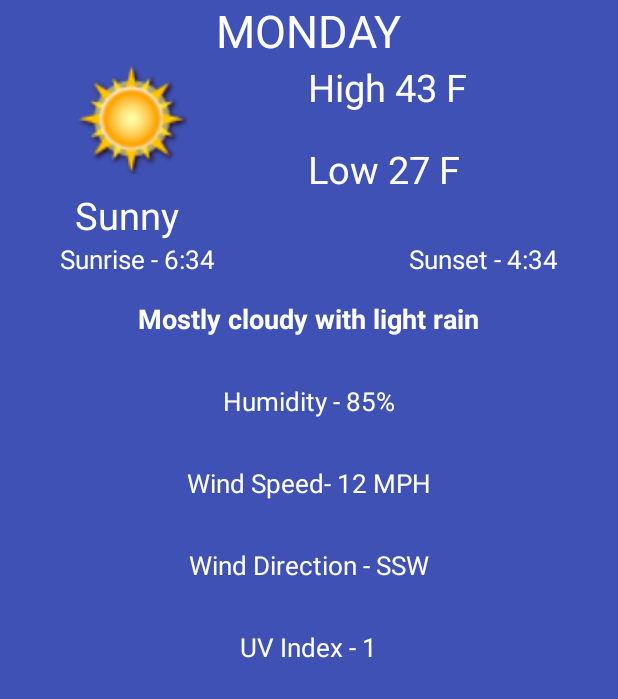
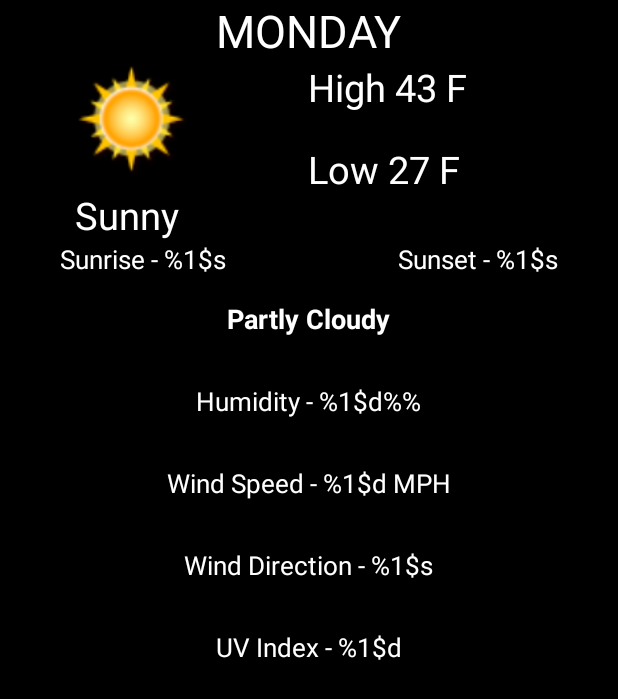
Before and after one commit to jgarcia162/AerisWeatherApp, an Android app: the layout details_fragment_layout.xml on its own in the app's theme, with its tools: preview values and no code run, on a phone screen of 412 x 824 dp. Shown: the top 699 px of the screen. Run offline under Robolectric (Android 15) with nearby library versions, the phone set to English and light mode, and no system bars.

Commit message:
editing ui

```diff
--- a/app/src/main/res/layout/details_fragment_layout.xml
+++ b/app/src/main/res/layout/details_fragment_layout.xml
@@ -1,10 +1,11 @@
 <?xml version="1.0" encoding="utf-8"?>
 <RelativeLayout xmlns:android="http://schemas.android.com/apk/res/android"
     xmlns:tools="http://schemas.android.com/tools"
+    android:id="@+id/details_fragment_layout"
     android:layout_width="match_parent"
     android:layout_height="match_parent"
     android:orientation="vertical"
-    android:background="@color/colorPrimary">
+    android:background="#000000">
 
     <TextView
         android:id="@+id/day_of_the_week_tv"
@@ -25,16 +26,16 @@
         android:layout_marginLeft="50dp">
 
         <ImageView
-            android:id="@+id/weather_icon_iv"
+            android:id="@+id/details_icon_iv"
             android:layout_width="75dp"
             android:layout_height="75dp"
             tools:src="@drawable/sunny" />
 
         <TextView
-            android:id="@+id/weather_description_tv"
+            android:id="@+id/weather_details_tv"
             android:layout_width="wrap_content"
             android:layout_height="wrap_content"
-            android:layout_below="@id/weather_icon_iv"
+            android:layout_below="@id/details_icon_iv"
             android:layout_marginTop="10dp"
             android:textSize="25sp"
             android:textColor="@color/white"
@@ -43,8 +44,8 @@
             android:id="@+id/detail_max_temp_tv"
             android:layout_width="wrap_content"
             android:layout_height="wrap_content"
-            android:layout_toRightOf="@id/weather_icon_iv"
-            android:layout_toEndOf="@id/weather_icon_iv"
+            android:layout_toRightOf="@id/details_icon_iv"
+            android:layout_toEndOf="@id/details_icon_iv"
             android:layout_marginStart="80dp"
             android:layout_marginLeft="80dp"
             android:textColor="@color/white"
@@ -54,8 +55,8 @@
             android:id="@+id/detail_min_temp_tv"
             android:layout_width="wrap_content"
             android:layout_height="wrap_content"
-            android:layout_toRightOf="@id/weather_icon_iv"
-            android:layout_toEndOf="@id/weather_icon_iv"
+            android:layout_toRightOf="@id/details_icon_iv"
+            android:layout_toEndOf="@id/details_icon_iv"
             android:layout_below="@id/detail_max_temp_tv"
             android:layout_marginStart="80dp"
             android:layout_marginLeft="80dp"
@@ -84,7 +85,7 @@
                 android:layout_marginLeft="40dp"
                 android:textSize="17sp"
                 android:textColor="@color/white"
-                tools:text="Sunrise - 6:34"/>
+                tools:text="@string/sunrise_text"/>
             <TextView
                 android:id="@+id/sunset_tv"
                 android:layout_width="wrap_content"
@@ -94,11 +95,11 @@
                 android:layout_marginRight="40dp"
                 android:textSize="17sp"
                 android:textColor="@color/white"
-                tools:text="Sunset - 4:34"/>
+                tools:text="@string/sunset_text"/>
 
         </RelativeLayout>
         <TextView
-            android:id="@+id/weather_details_tv"
+            android:id="@+id/weather_description_tv"
             android:layout_width="wrap_content"
             android:layout_height="wrap_content"
             android:layout_margin="15dp"
@@ -106,7 +107,7 @@
             android:textSize="18sp"
             android:textStyle="bold"
             android:textColor="@color/white"
-            tools:text="Mostly cloudy with light rain"/>
+            tools:text="Partly Cloudy"/>
         <TextView
             android:id="@+id/humidity_tv"
             android:layout_width="wrap_content"
@@ -115,7 +116,7 @@
             android:layout_gravity="center"
             android:textSize="17sp"
             android:textColor="@color/white"
-            tools:text="Humidity - 85%"/>
+            tools:text="@string/humidity_text"/>
         <TextView
             android:id="@+id/wind_speed_tv"
             android:layout_width="wrap_content"
@@ -124,7 +125,7 @@
             android:layout_gravity="center"
             android:textSize="17sp"
             android:textColor="@color/white"
-            tools:text="Wind Speed- 12 MPH"/>
+            tools:text="@string/wind_speed_text"/>
         <TextView
             android:id="@+id/wind_direction_tv"
             android:layout_width="wrap_content"
@@ -133,7 +134,7 @@
             android:layout_gravity="center"
             android:textSize="17sp"
             android:textColor="@color/white"
-            tools:text="Wind Direction - SSW"/>
+            tools:text="@string/wind_direction_text"/>
         <TextView
             android:id="@+id/uvi_tv"
             android:layout_width="wrap_content"
@@ -142,6 +143,6 @@
             android:layout_gravity="center"
             android:textSize="17sp"
             android:textColor="@color/white"
-            tools:text="UV Index - 1"/>
+            tools:text="@string/uvi_text"/>
     </LinearLayout>
 </RelativeLayout>
--- a/app/src/main/res/values/strings.xml
+++ b/app/src/main/res/values/strings.xml
@@ -1,3 +1,9 @@
 <resources>
     <string name="app_name">AerisWeatherApp</string>
+    <string name="wind_speed_text">"Wind Speed - %1$d MPH"</string>
+    <string name="wind_direction_text">"Wind Direction - %1$s"</string>
+    <string name="humidity_text">Humidity - %1$d%%</string>
+    <string name="uvi_text">UV Index - %1$d</string>
+    <string name="sunrise_text">Sunrise - %1$s</string>
+    <string name="sunset_text">Sunset - %1$s</string>
 </resources>
```
Also changed, not shown: app/src/main/java/com/example/jose/aerisweatherapp/MainActivity.java (+16 -0 lines), app/src/main/java/com/example/jose/aerisweatherapp/model/AerisPeriod.java (+117 -1 lines), app/src/main/java/com/example/jose/aerisweatherapp/view/AerisViewHolder.java (+4 -35 lines), app/src/main/java/com/example/jose/aerisweatherapp/view/DetailsFragment.java (+42 -20 lines), app/src/main/res/layout/activity_main.xml (+14 -8 lines).
